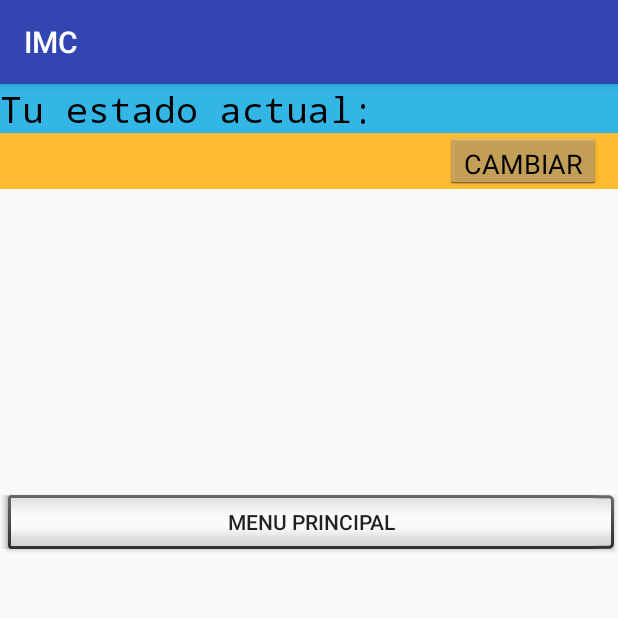
After one commit to ruizsergi/practicaIMC, an Android app: the MiEstado screen opened directly, with no data from a screen before it, on a phone screen of 412 x 824 dp, the top half of it. The commit adds this screen. Run offline under Robolectric (Android 15) with nearby library versions, the phone set to English and light mode, and no system bars.

Commit message:
menu con estado y foto

```diff
--- /dev/null
+++ b/app/src/main/java/com/example/slafuente/imc/MiEstado.java
@@ -0,0 +1,67 @@
+package com.example.slafuente.imc;
+
+import android.content.Context;
+import android.content.Intent;
+import android.content.SharedPreferences;
+import android.support.v7.app.AppCompatActivity;
+import android.os.Bundle;
+import android.util.Log;
+import android.view.View;
+import android.widget.Button;
+import android.widget.TextView;
+
+public class MiEstado extends AppCompatActivity {
+
+    private Button botonEstado;
+    private TextView tvEstado;
+    private Button botonMenuPpal;
+    private String nuevoEstado;
+    private SharedPreferences sp;
+
+    @Override
+    protected void onCreate(Bundle savedInstanceState) {
+        super.onCreate(savedInstanceState);
+        setContentView(R.layout.activity_mi_estado);
+
+        botonEstado = (Button) findViewById(R.id.botonEstado);
+        botonMenuPpal = (Button) findViewById(R.id.buttonVolverMenu);
+        tvEstado = (TextView)findViewById(R.id.idEstadoR);
+
+        //sharedpreferences
+        sp = getSharedPreferences("mispfs", Context.MODE_PRIVATE);
+
+        botonEstado.setOnClickListener(new View.OnClickListener() {
+            @Override
+            public void onClick(View v) {
+                Intent intentCambiarEstado = new Intent(getApplicationContext(), CambiarEstado.class);
+                String estadoActual = (String) tvEstado.getText();
+                intentCambiarEstado.putExtra("ESTADO", estadoActual);
+                startActivity(intentCambiarEstado);
+            }
+        });
+
+        //Recupero el estado introducido por el usuario
+        nuevoEstado = getIntent().getStringExtra("ESTADONUEVO");
+        if (nuevoEstado != null) {
+            tvEstado.setText(nuevoEstado);
+        } else {
+            //sinuevo estado es nulo -> venimos de la mainActivity,lo recuperamos de sharedpreferences
+            String state = sp.getString("Estado", "");
+            tvEstado.setText(state);
+        }
+
+
+        botonMenuPpal.setOnClickListener(new View.OnClickListener() {
+            @Override
+            public void onClick(View v) {
+                Intent volver = new Intent(getApplicationContext(), MainActivity.class);
+                //Escribimos el estado en preferences para poder mostrarlo luego
+                SharedPreferences.Editor ed = sp.edit();
+                ed.putString("Estado" , nuevoEstado);
+                ed.commit();
+                startActivity(volver);
+            }
+        });
+    }
+
+}
--- /dev/null
+++ b/app/src/main/res/layout/activity_mi_estado.xml
@@ -0,0 +1,53 @@
+<LinearLayout xmlns:android="http://schemas.android.com/apk/res/android"
+    android:layout_width="match_parent"
+    android:layout_height="wrap_content"
+    android:orientation="vertical">
+
+
+    <TextView
+        android:text="Tu estado actual:"
+        android:layout_width="match_parent"
+        android:layout_height="wrap_content"
+        android:id="@+id/textView7"
+        android:layout_weight="2"
+        android:textSize="24sp"
+        android:background="@android:color/holo_blue_light"
+        android:textColor="@android:color/background_dark"
+        android:fontFamily="monospace" />
+
+
+<RelativeLayout
+    android:layout_width="match_parent"
+    android:layout_height="wrap_content"
+    android:background="@android:color/holo_orange_light">
+    <TextView
+        android:layout_width="wrap_content"
+        android:layout_height="wrap_content"
+        android:id="@+id/idEstadoR"
+        android:layout_weight="2"
+        android:textSize="24sp"
+        android:fontFamily="casual"
+        android:textColor="@android:color/background_dark" />
+
+    <Button
+        android:text="CAMBIAR"
+        android:layout_width="wrap_content"
+        android:layout_height="wrap_content"
+        android:layout_alignBottom="@+id/idEstadoR"
+        android:layout_alignParentEnd="true"
+        android:layout_marginEnd="11dp"
+        android:id="@+id/botonEstado"
+        style="@android:style/Widget.Holo.Light.Button.Inset" />
+
+</RelativeLayout>
+
+    <Button
+        android:text="Menu principal"
+        android:layout_width="match_parent"
+        android:layout_height="wrap_content"
+        android:id="@+id/buttonVolverMenu"
+        android:layout_weight="2"
+        android:layout_marginTop="200dp"
+        style="@android:style/Widget.DeviceDefault.Button.Inset"
+        android:fontFamily="sans-serif-medium" />
+</LinearLayout>
```
Also changed, not shown: app/src/main/AndroidManifest.xml (+10 -0 lines), app/src/main/java/com/example/slafuente/imc/CambiarEstado.java (added, +35 -0 lines), app/src/main/java/com/example/slafuente/imc/HacerFoto.java (added, +219 -0 lines), app/src/main/java/com/example/slafuente/imc/ListenerEstado.java (added, +54 -0 lines), app/src/main/java/com/example/slafuente/imc/MainActivity.java (+27 -0 lines), app/src/main/java/com/example/slafuente/imc/PantallaFoto.java (added, +28 -0 lines), app/src/main/res/layout/activity_cambiar_estado.xml (added, +49 -0 lines), app/src/main/res/layout/activity_hacer_foto.xml (added, +8 -0 lines), app/src/main/res/layout/activity_pantalla_foto.xml (added, +34 -0 lines), app/src/main/res/menu/mimenu.xml (added, +12 -0 lines).
